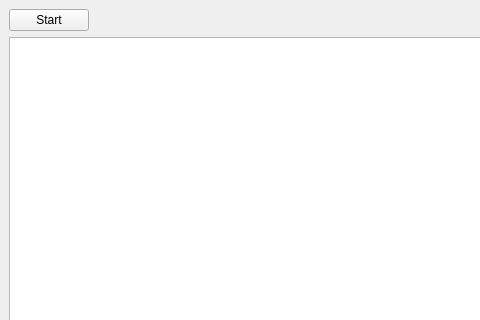
Before: the Qt Designer form mainwindow.ui in dilshodm/test_communication, drawn with Qt 5; both pictures show x 0 to 480 and y 0 to 320 of the 800 by 600 pixel window.
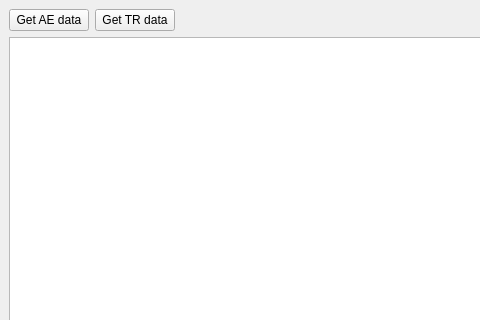
After: the same form once the commit is applied.

Commit message: Create AE and TR data by clicks

The edit to the form file:
```diff
--- a/mainwindow.ui
+++ b/mainwindow.ui
@@ -20,7 +20,14 @@
       <item>
        <widget class="QPushButton" name="startButton">
         <property name="text">
-         <string>Start</string>
+         <string>Get AE data</string>
+        </property>
+       </widget>
+      </item>
+      <item>
+       <widget class="QPushButton" name="getTrButton">
+        <property name="text">
+         <string>Get TR data</string>
         </property>
        </widget>
       </item>
```
Left out of the diff: 2 changed lines with no effect on the pictures. The commit also changes 4 other files.
